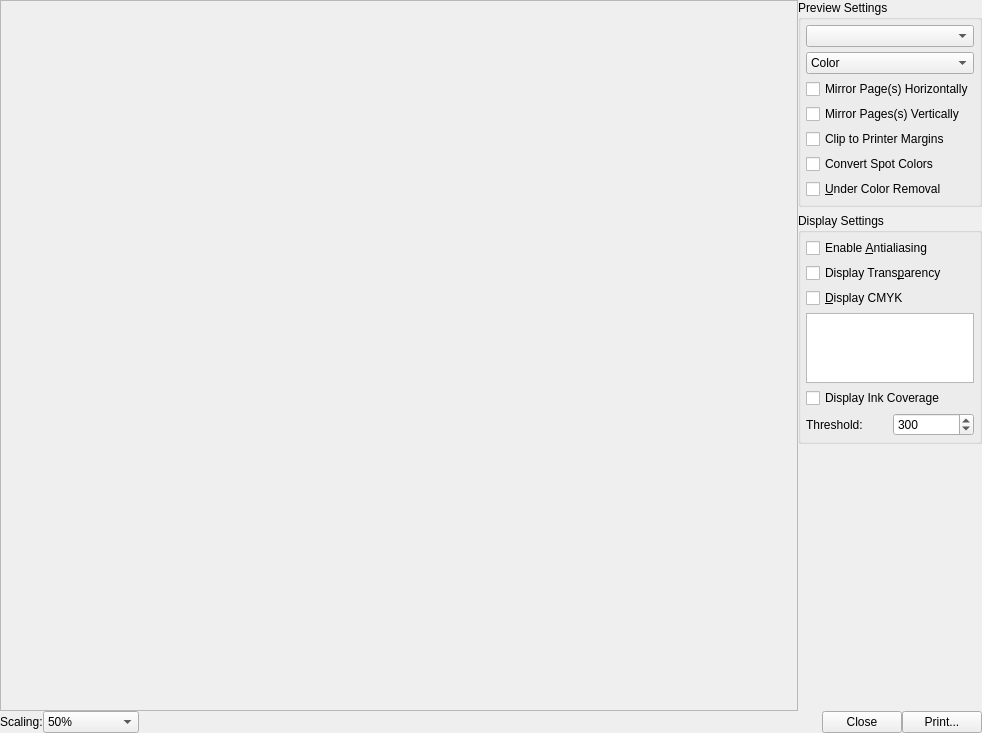
Before: the Qt Designer form scribus/ui/printpreviewbase.ui in scribusproject/scribus, drawn with Qt 5.
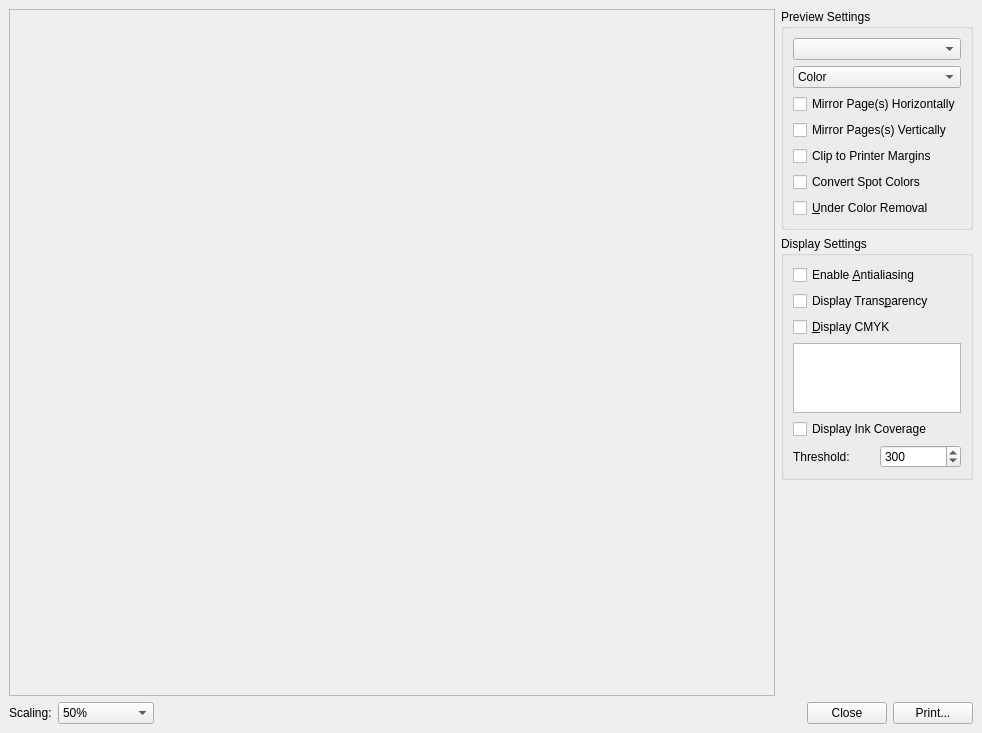
After: the same form once the commit is applied. Custom widgets are drawn as their Qt base class.

Commit message: #16402: Update margins for Preflight Verifier, Colors and Fills and Print/Output preview dialogs <bubu>

Patch:
```diff
--- a/scribus/ui/printpreviewbase.ui
+++ b/scribus/ui/printpreviewbase.ui
@@ -14,20 +14,17 @@
    <string>Print Preview</string>
   </property>
   <layout class="QVBoxLayout" name="verticalLayout">
-   <property name="spacing">
-    <number>0</number>
-   </property>
    <property name="leftMargin">
-    <number>0</number>
+    <number>9</number>
    </property>
    <property name="topMargin">
-    <number>0</number>
+    <number>9</number>
    </property>
    <property name="rightMargin">
-    <number>0</number>
+    <number>9</number>
    </property>
    <property name="bottomMargin">
-    <number>0</number>
+    <number>9</number>
    </property>
    <item>
     <layout class="QHBoxLayout" name="topHLayout">
@@ -83,21 +80,6 @@
              <string>Preview Settings</string>
             </property>
             <layout class="QVBoxLayout" name="verticalLayout_2">
-             <property name="spacing">
-              <number>5</number>
-             </property>
-             <property name="leftMargin">
-              <number>5</number>
-             </property>
-             <property name="topMargin">
-              <number>5</number>
-             </property>
-             <property name="rightMargin">
-              <number>5</number>
-             </property>
-             <property name="bottomMargin">
-              <number>5</number>
-             </property>
              <item>
               <widget class="PrintLanguageCombo" name="printLanguageCombo"/>
              </item>
@@ -159,21 +141,6 @@
              <string>Display Settings</string>
             </property>
             <layout class="QVBoxLayout" name="verticalLayout_3">
-             <property name="spacing">
-              <number>5</number>
-             </property>
-             <property name="leftMargin">
-              <number>5</number>
-             </property>
-             <property name="topMargin">
-              <number>5</number>
-             </property>
-             <property name="rightMargin">
-              <number>5</number>
-             </property>
-             <property name="bottomMargin">
-              <number>5</number>
-             </property>
              <item>
               <widget class="QCheckBox" name="antiAliasing">
                <property name="text">
@@ -278,9 +245,6 @@
        <property name="text">
         <string>Scaling:</string>
        </property>
-       <property name="margin">
-        <number>6</number>
-       </property>
       </widget>
      </item>
      <item>
```
The commit also changes 5 other files.
